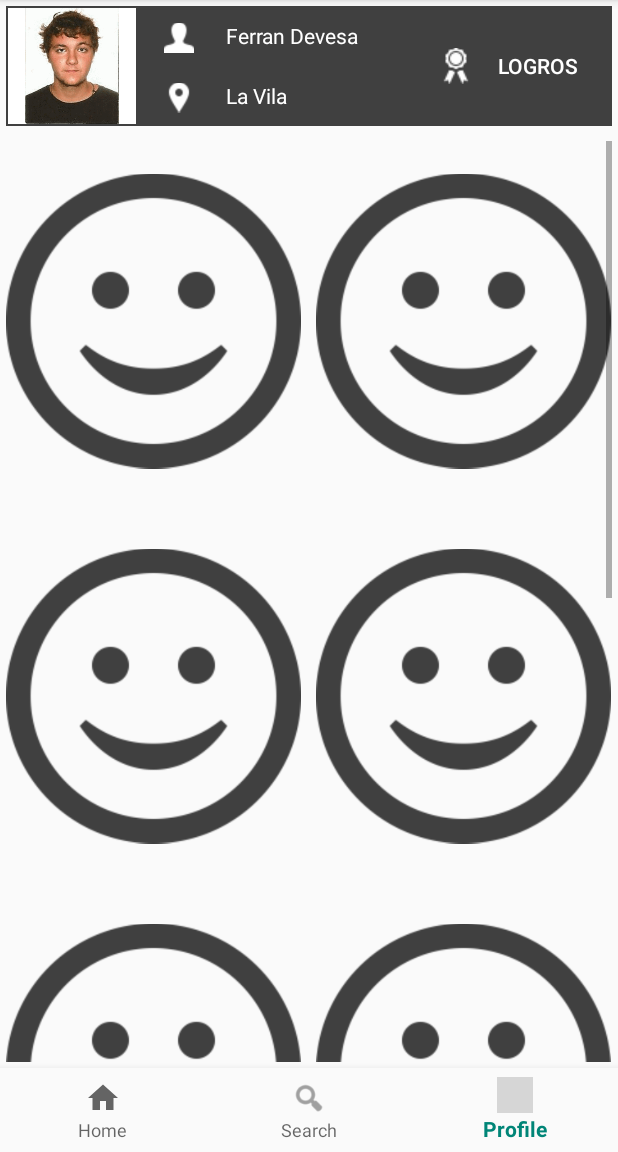
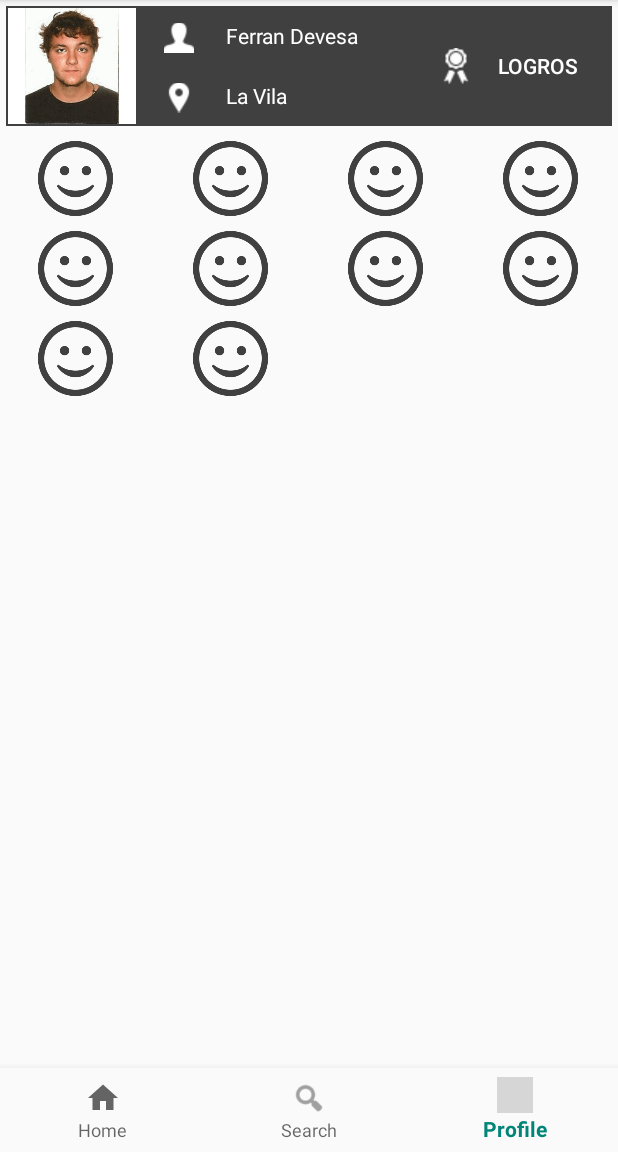
Before and after one commit to Kyru/SnapRank, an Android app: the screen it shows after launch (MainActivity), item 3 of the bottom bar chosen, on a phone screen of 412 x 824 dp, the part 84-1236 px from its top. Run offline under Robolectric (Android 15) with nearby library versions, the phone set to English and light mode, and no system bars; grey boxes are pictures that could not be loaded.

Commit message:
Modificado el gridView a 4 columnas
Update TODO

```diff
--- a/app/src/main/java/snaprank/example/labdadm/snaprank/HomeFeedFragment.java
+++ b/app/src/main/java/snaprank/example/labdadm/snaprank/HomeFeedFragment.java
@@ -18,6 +18,7 @@ import android.widget.Toast;
 public class HomeFeedFragment extends Fragment {
 
     ImageButton ib_filter;
+
 
     @Nullable
     @Override
--- a/app/src/main/java/snaprank/example/labdadm/snaprank/LogrosActivity.java
+++ b/app/src/main/java/snaprank/example/labdadm/snaprank/LogrosActivity.java
@@ -7,6 +7,7 @@ import android.support.v7.app.ActionBar;
 import android.support.v7.app.AppCompatActivity;
 import android.support.v7.widget.LinearLayoutManager;
 import android.support.v7.widget.RecyclerView;
+import android.view.View;
 
 import java.util.ArrayList;
 import java.util.List;
@@ -38,4 +39,8 @@ public class LogrosActivity extends AppCompatActivity {
         recyclerView.setAdapter(logroAdapter);
 
     }
+
+    public void close(View view){
+        onBackPressed();
+    }
 }
--- a/app/src/main/java/snaprank/example/labdadm/snaprank/ProfileFragment.java
+++ b/app/src/main/java/snaprank/example/labdadm/snaprank/ProfileFragment.java
@@ -2,14 +2,19 @@ package snaprank.example.labdadm.snaprank;
 
 import android.content.Intent;
 import android.os.Bundle;
+import android.os.Debug;
 import android.support.annotation.Nullable;
 import android.support.v4.app.Fragment;
+import android.support.v7.app.AppCompatActivity;
+import android.util.Log;
 import android.view.LayoutInflater;
 import android.view.View;
 import android.view.ViewGroup;
+import android.widget.AdapterView;
 import android.widget.Button;
 import android.widget.GridView;
 import android.widget.ImageButton;
+import android.widget.ImageView;
 
 import java.util.ArrayList;
 import java.util.List;
@@ -20,6 +25,7 @@ public class ProfileFragment extends Fragment {
         ImagenSubidaAdapter imagenSubidaAdapter;
         List<ImagenSubida> imagenSubidaList;
         Button bt_logros;
+        ImageView iv_imagenSubida;
 
         @Nullable
         @Override
@@ -37,6 +43,15 @@ public class ProfileFragment extends Fragment {
             gridView = view.findViewById(R.id.profile_grid);
             gridView.setAdapter(imagenSubidaAdapter);
 
+            gridView.setOnItemClickListener(new AdapterView.OnItemClickListener() {
+                @Override
+                public void onItemClick(AdapterView<?> parent, View view, int position, long id) {
+                    Log.d("aqui", "llego");
+                    gotoViewPic(view, position);
+                }
+            });
+
+
             bt_logros = view.findViewById(R.id.ib_profile_logros);
             bt_logros.setOnClickListener(new View.OnClickListener() {
                 @Override
@@ -52,4 +67,9 @@ public class ProfileFragment extends Fragment {
             Intent intent = new Intent(getContext(), LogrosActivity.class);
             startActivity(intent);
         }
+
+        public void gotoViewPic(View view, int position){
+            Intent intent = new Intent(getContext(), ViewPic.class);
+            startActivity(intent);
+        }
 }
--- a/app/src/main/java/snaprank/example/labdadm/snaprank/TODO.txt
+++ b/app/src/main/java/snaprank/example/labdadm/snaprank/TODO.txt
@@ -7,4 +7,6 @@ TODO:
         + Añadirles ids a las categorias del menu
         + Tendremos que hacerla custom, para tener más control que con el PopUpMenu default de
           android
-    - Ventana "logros"
+
+    - Grid view
+        + La imagen solo se clica si le das a un lado (parte blanca), esto hay que arreglarlo
--- a/app/src/main/res/layout/fragment_home.xml
+++ b/app/src/main/res/layout/fragment_home.xml
@@ -16,12 +16,12 @@
         android:id="@+id/main_pic"
         android:layout_width="wrap_content"
         android:layout_height="wrap_content"
-        app:srcCompat="@drawable/like"
         android:layout_gravity="center"
         android:layout_marginTop="5dp"
         android:layout_marginBottom="30dp"
         android:clickable="true"
-        android:onClick="gotoViewPic"/>
+        android:onClick="gotoViewPic"
+        app:srcCompat="@drawable/like" />
 
     <LinearLayout
         android:layout_width="wrap_content"
--- a/app/src/main/res/layout/fragment_profile.xml
+++ b/app/src/main/res/layout/fragment_profile.xml
@@ -97,7 +97,7 @@
         android:layout_width="match_parent"
         android:layout_height="match_parent"
         android:layout_weight="0.45"
-        android:numColumns="2"
+        android:numColumns="4"
         android:horizontalSpacing="10dp"
         android:verticalSpacing="10dp"/>
 
--- a/app/src/main/res/layout/profile_grid_item.xml
+++ b/app/src/main/res/layout/profile_grid_item.xml
@@ -1,14 +1,16 @@
 <?xml version="1.0" encoding="utf-8"?>
 <FrameLayout xmlns:android="http://schemas.android.com/apk/res/android"
-    android:layout_width="50dp"
-    android:layout_height="50dp">
+    android:layout_width="wrap_content"
+    android:layout_height="wrap_content">
 
     <ImageView
         android:id="@+id/imagen_subida"
-        android:layout_width="match_parent"
-        android:layout_height="match_parent"
+        android:layout_width="50dp"
+        android:layout_height="50dp"
+        android:layout_gravity="center"
         android:scaleType="fitCenter"
-        android:src="@drawable/like"/>
+        android:src="@drawable/like"
+        android:clickable="true"/>
 
 
 </FrameLayout>
```
